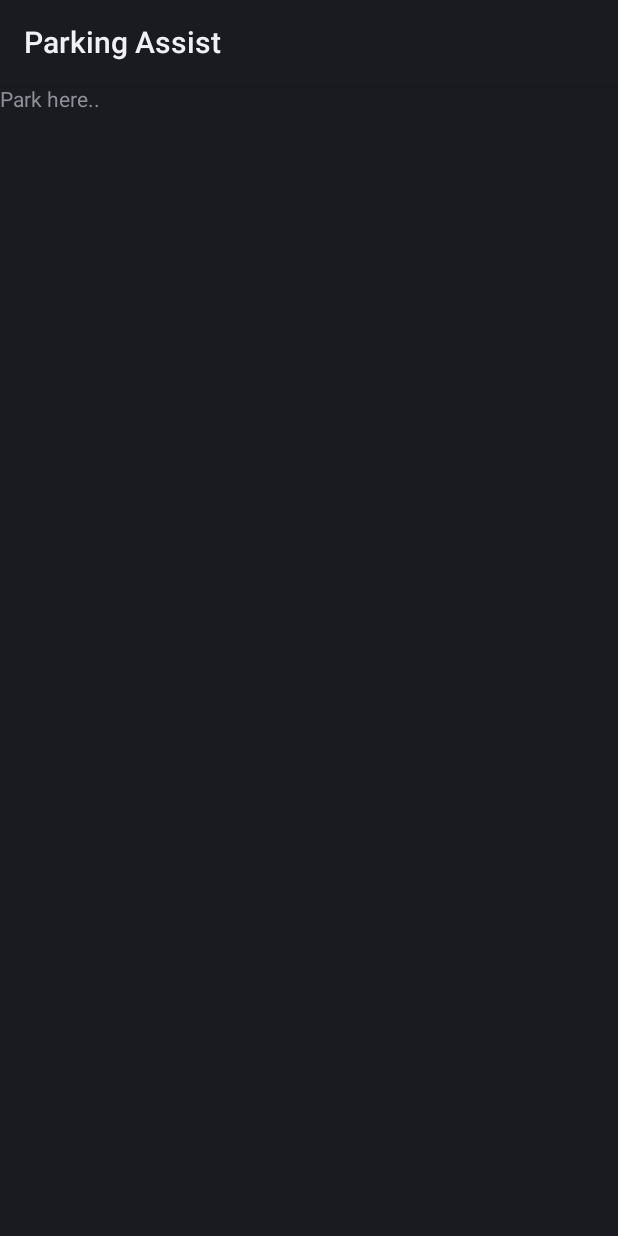
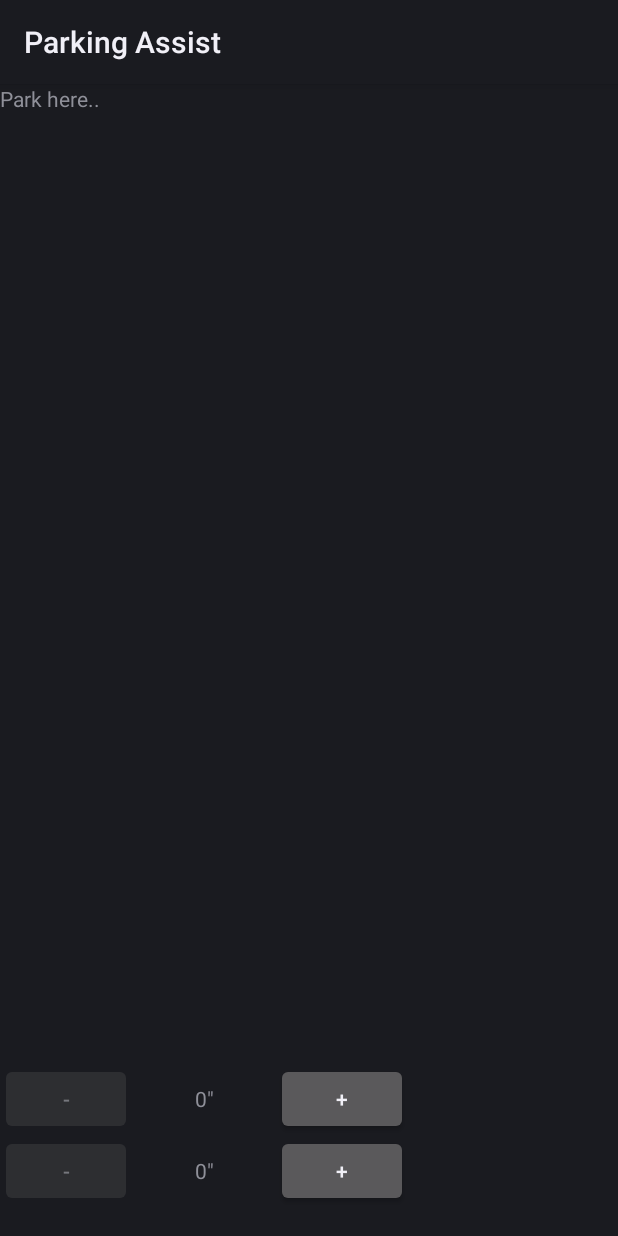
Before and after one commit to naveenshiraguppi/parkingapp, an Android app: the screen it shows after launch (MainActivity), on a phone screen of 412 x 824 dp. Before the commit the screen is almost empty. Run offline under Robolectric (Android 15) with nearby library versions, the phone set to English and light mode, and no system bars.

Commit message:
VersionView and LengthPicker

```diff
--- /dev/null
+++ b/app/src/main/java/com/sqisland/android/hello/LenghtPicker.java
@@ -0,0 +1,73 @@
+package com.sqisland.android.hello;
+
+import android.content.Context;
+import android.util.AttributeSet;
+import android.view.LayoutInflater;
+import android.view.View;
+import android.widget.Button;
+import android.widget.LinearLayout;
+import android.widget.TextView;
+
+/**
+ * Created by navee on 16/04/2017.
+ */
+
+public class LenghtPicker extends LinearLayout {
+    private TextView mTextView;
+    private Button mPlusButton;
+    private Button mMinusButton;
+    private int mNumInches;
+    public LenghtPicker(Context context) {
+        super(context);
+        init();
+    }
+
+    public LenghtPicker(Context context, AttributeSet attrs) {
+        super(context, attrs);
+        init();
+
+    }
+
+    public LenghtPicker(Context context, AttributeSet attrs, int defStyleAttr) {
+        super(context, attrs, defStyleAttr);
+        init();
+    }
+    public void init()
+    {
+        LayoutInflater inflater = LayoutInflater.from(getContext());
+        inflater.inflate(R.layout.lengh_picker,this);
+        mTextView = (TextView)findViewById(R.id.text);
+        mMinusButton = (Button)findViewById(R.id.minus_button);
+        mPlusButton = (Button)findViewById(R.id.plus_button);
+
+        updateControls();
+        View.OnClickListener listener = (v)-> {
+            switch (v.getId())
+            {
+                case R.id.minus_button :
+                    mNumInches--;
+                    updateControls();
+                    break;
+                case R.id.plus_button :
+                    mNumInches++;
+                    updateControls();
+                    break;
+            }
+        };
+        mMinusButton.setOnClickListener(listener);
+        mPlusButton.setOnClickListener(listener);
+    }
+
+    private void updateControls() {
+        int feets = mNumInches/12;
+        int inches = mNumInches%12;
+        String value = String.format("%d' %d\"", feets, inches);
+        if(feets == 0)
+            value = String.format("%d\"", inches);
+        else
+        if(inches == 0)
+            value = String.format("%d'",feets);
+        mTextView.setText(value);
+        mMinusButton.setEnabled(mNumInches>0);
+    }
+}
--- /dev/null
+++ b/app/src/main/java/com/sqisland/android/hello/VersionView.java
@@ -0,0 +1,44 @@
+package com.sqisland.android.hello;
+
+import android.content.Context;
+import android.content.pm.PackageInfo;
+import android.content.pm.PackageManager;
+import android.util.AttributeSet;
+import android.widget.TextView;
+
+/**
+ * Created by navee on 14/04/2017.
+ */
+
+public class VersionView extends TextView {
+    public VersionView(Context context) {
+        super(context);
+        setVersion();
+    }
+
+    public VersionView(Context context, AttributeSet attrs) {
+        super(context, attrs);
+        setVersion();
+    }
+
+    public VersionView(Context context, AttributeSet attrs, int defStyleAttr) {
+        super(context, attrs, defStyleAttr);
+        setVersion();
+    }
+
+    public VersionView(Context context, AttributeSet attrs, int defStyleAttr, int defStyleRes) {
+        super(context, attrs, defStyleAttr, defStyleRes);
+        setVersion();
+    }
+    private void setVersion()
+    {
+        PackageInfo packageInfo = null;
+        try {
+            packageInfo = getContext().getPackageManager().getPackageInfo(getContext().getPackageName(), 0);
+        } catch (PackageManager.NameNotFoundException e) {
+            e.printStackTrace();
+        }
+        setText(packageInfo.versionName);
+    }
+
+}
--- a/app/src/main/res/layout/activity_main.xml
+++ b/app/src/main/res/layout/activity_main.xml
@@ -1,7 +1,29 @@
-<TextView
-    xmlns:android="http://schemas.android.com/apk/res/android"
-    xmlns:tools="http://schemas.android.com/tools"
+<LinearLayout android:layout_height="match_parent"
     android:layout_width="match_parent"
-    android:layout_height="match_parent"
-    android:text="@string/hello_world"
-    tools:context=".MainActivity"/>
+    android:orientation="vertical"
+    xmlns:android="http://schemas.android.com/apk/res/android" >
+    <TextView
+        xmlns:android="http://schemas.android.com/apk/res/android"
+        xmlns:tools="http://schemas.android.com/tools"
+        android:layout_width="match_parent"
+        android:layout_height="0dp"
+        android:layout_weight="1"
+        android:text="@string/hello_world"
+        android:layout_gravity="left"
+        tools:context=".MainActivity"/>
+    <com.sqisland.android.hello.LenghtPicker
+        android:layout_width="wrap_content"
+        android:layout_height="wrap_content">length</com.sqisland.android.hello.LenghtPicker>
+    <com.sqisland.android.hello.LenghtPicker
+        android:layout_width="wrap_content"
+        android:layout_height="wrap_content">breadth</com.sqisland.android.hello.LenghtPicker>
+
+    <com.sqisland.android.hello.VersionView
+        xmlns:android="http://schemas.android.com/apk/res/android"
+        xmlns:tools="http://schemas.android.com/tools"
+        android:layout_width="match_parent"
+        android:layout_height="wrap_content"
+        android:text="@string/hello_world"
+        android:layout_gravity="bottom"
+        />
+</LinearLayout>
--- /dev/null
+++ b/app/src/main/res/layout/lengh_picker.xml
@@ -0,0 +1,24 @@
+<?xml version="1.0" encoding="utf-8"?>
+<LinearLayout xmlns:android="http://schemas.android.com/apk/res/android"
+    android:layout_height="match_parent"
+    android:layout_width="wrap_content"
+    android:orientation="horizontal">
+    <Button
+        android:id="@+id/minus_button"
+        android:layout_width="wrap_content"
+        android:layout_height="wrap_content"
+        android:text="-"/>
+    <TextView
+        android:id="@+id/text"
+        android:layout_width="96dp"
+        android:layout_height="wrap_content"
+        android:layout_gravity="center"
+        android:gravity="center"
+        android:text="0"/>
+
+    <Button
+        android:id="@+id/plus_button"
+        android:layout_width="wrap_content"
+        android:layout_height="wrap_content"
+        android:text="+"/>
+</LinearLayout>
```
Also changed, not shown: app/build.gradle (+7 -0 lines), app/src/main/java/com/sqisland/android/hello/MainActivity.java (+10 -1 lines), 30 other files.
